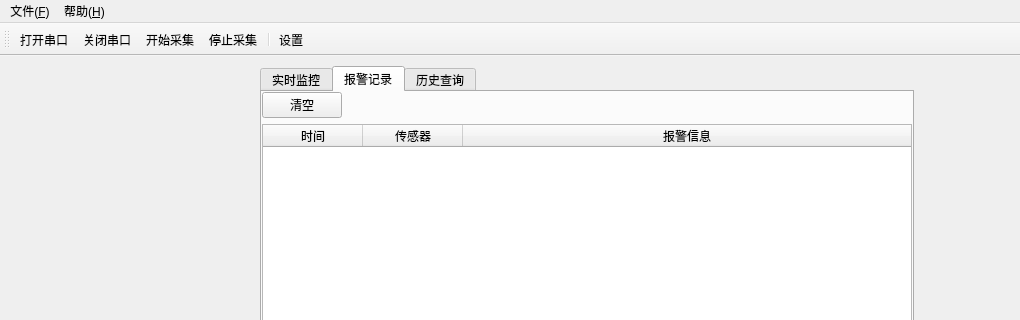
Qt form IndustrialMonitor/src/ui/IndustrialMonitor.ui (frankjin73/IndustrialMonitor) before a commit; both pictures show x 0 to 1020 and y 0 to 320 of the 1020 by 598 pixel window.
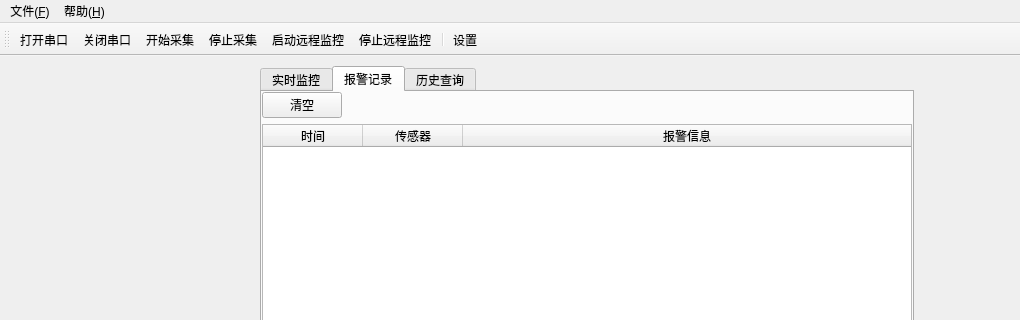
The same form after that commit. Icons and pictures are not drawn.

Commit message: 添加 TCP 远程监控模块

What changed in the file:
```diff
--- a/IndustrialMonitor/src/ui/IndustrialMonitor.ui
+++ b/IndustrialMonitor/src/ui/IndustrialMonitor.ui
@@ -363,6 +363,8 @@
    <addaction name="actionClosePort"/>
    <addaction name="actionStartAcq"/>
    <addaction name="actionStopAcq"/>
+   <addaction name="actionStartTcp"/>
+   <addaction name="actionStopTcp"/>
    <addaction name="separator"/>
    <addaction name="actionSettings"/>
   </widget>
@@ -420,6 +422,25 @@
     <enum>QAction::MenuRole::NoRole</enum>
    </property>
   </action>
+  <action name="actionStartTcp">
+   <property name="text">
+    <string>启动远程监控</string>
+   </property>
+   <property name="menuRole">
+    <enum>QAction::MenuRole::NoRole</enum>
+   </property>
+  </action>
+  <action name="actionStopTcp">
+   <property name="text">
+    <string>停止远程监控</string>
+   </property>
+   <property name="toolTip">
+    <string>停止远程监控</string>
+   </property>
+   <property name="menuRole">
+    <enum>QAction::MenuRole::NoRole</enum>
+   </property>
+  </action>
  </widget>
  <layoutdefault spacing="6" margin="11"/>
  <resources/>
```
The commit also changes 11 other files.
